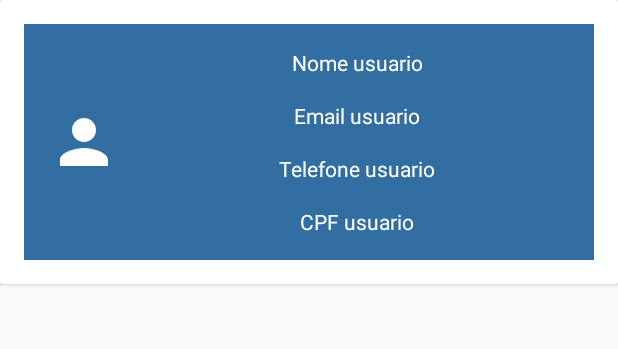
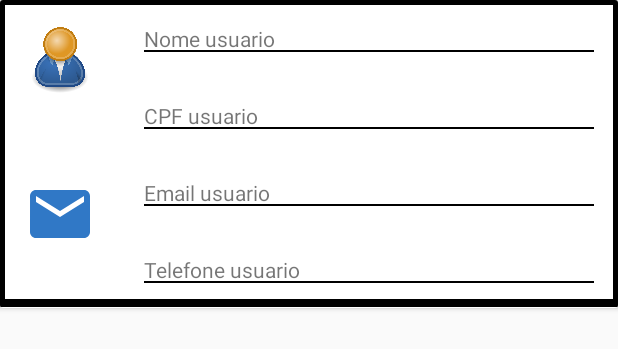
Before and after one commit to LucioDarcon/CRUD_SQLITE, an Android app: the layout recycler_customer.xml on its own in the app's theme, with its tools: preview values and no code run, on a phone screen of 412 x 824 dp. Shown: the top 349 px of the screen. Run offline under Robolectric (Android 15) with nearby library versions, the phone set to English and light mode, and no system bars.

Commit message:
alter colors from layouts

```diff
--- /dev/null
+++ b/app/src/main/res/drawable/border.xml
@@ -0,0 +1,18 @@
+<?xml version="1.0" encoding="utf-8"?>
+<layer-list xmlns:android="http://schemas.android.com/apk/res/android">
+
+    <item android:bottom="1dp"
+        android:left="-2dp"
+        android:right="-2dp"
+        android:top="-2dp"
+        >
+
+        <shape android:shape="rectangle">
+            <stroke
+                android:width="5dp"
+                android:color="@color/black"
+                />
+        </shape>
+    </item>
+
+</layer-list>
--- /dev/null
+++ b/app/src/main/res/drawable/border_bottom.xml
@@ -0,0 +1,18 @@
+<?xml version="1.0" encoding="utf-8"?>
+<layer-list xmlns:android="http://schemas.android.com/apk/res/android">
+
+    <item android:bottom="1dp"
+        android:left="-2dp"
+        android:right="-2dp"
+        android:top="-2dp"
+        >
+
+        <shape android:shape="rectangle">
+            <stroke
+                android:width="1dp"
+                android:color="@color/black"
+                />
+        </shape>
+    </item>
+
+</layer-list>
--- /dev/null
+++ b/app/src/main/res/drawable/ic_dehaze_black_24dp.xml
@@ -0,0 +1,9 @@
+<vector xmlns:android="http://schemas.android.com/apk/res/android"
+        android:width="24dp"
+        android:height="24dp"
+        android:viewportWidth="24.0"
+        android:viewportHeight="24.0">
+    <path
+        android:fillColor="#FF000000"
+        android:pathData="M2,15.5v2h20v-2L2,15.5zM2,10.5v2h20v-2L2,10.5zM2,5.5v2h20v-2L2,5.5z"/>
+</vector>
--- /dev/null
+++ b/app/src/main/res/drawable/ic_delete_black_24dp.xml
@@ -0,0 +1,5 @@
+<vector android:height="24dp" android:tint="#000000"
+    android:viewportHeight="24.0" android:viewportWidth="24.0"
+    android:width="24dp" xmlns:android="http://schemas.android.com/apk/res/android">
+    <path android:fillColor="#FF000000" android:pathData="M6,19c0,1.1 0.9,2 2,2h8c1.1,0 2,-0.9 2,-2V7H6v12zM19,4h-3.5l-1,-1h-5l-1,1H5v2h14V4z"/>
+</vector>
--- /dev/null
+++ b/app/src/main/res/drawable/ic_edit_black_24dp.xml
@@ -0,0 +1,9 @@
+<vector xmlns:android="http://schemas.android.com/apk/res/android"
+        android:width="24dp"
+        android:height="24dp"
+        android:viewportWidth="24.0"
+        android:viewportHeight="24.0">
+    <path
+        android:fillColor="#FF000000"
+        android:pathData="M3,17.25V21h3.75L17.81,9.94l-3.75,-3.75L3,17.25zM20.71,7.04c0.39,-0.39 0.39,-1.02 0,-1.41l-2.34,-2.34c-0.39,-0.39 -1.02,-0.39 -1.41,0l-1.83,1.83 3.75,3.75 1.83,-1.83z"/>
+</vector>
--- /dev/null
+++ b/app/src/main/res/drawable/ic_email_black_24dp.xml
@@ -0,0 +1,9 @@
+<vector xmlns:android="http://schemas.android.com/apk/res/android"
+        android:width="24dp"
+        android:height="24dp"
+        android:viewportWidth="24.0"
+        android:viewportHeight="24.0">
+    <path
+        android:fillColor="#3078C6"
+        android:pathData="M20,4L4,4c-1.1,0 -1.99,0.9 -1.99,2L2,18c0,1.1 0.9,2 2,2h16c1.1,0 2,-0.9 2,-2L22,6c0,-1.1 -0.9,-2 -2,-2zM20,8l-8,5 -8,-5L4,6l8,5 8,-5v2z"/>
+</vector>
--- a/app/src/main/res/layout/recycler_customer.xml
+++ b/app/src/main/res/layout/recycler_customer.xml
@@ -3,77 +3,97 @@
     xmlns:app="http://schemas.android.com/apk/res-auto"
     xmlns:tools="http://schemas.android.com/tools"
     android:layout_width="match_parent"
+    android:layout_height="wrap_content">
+
+
+
+    <RelativeLayout
+        android:layout_width="match_parent"
+        android:background="@drawable/border"
+        android:layout_height="match_parent">
+
+
+        <RelativeLayout
+            android:id="@+id/relativeLayoutCustomerOne"
+            android:layout_width="match_parent"
             android:layout_height="wrap_content"
             >
 
-
-    <androidx.constraintlayout.widget.ConstraintLayout
-        android:layout_width="match_parent"
-        android:layout_margin="16dp"
-        android:background="@color/colorPrimary"
-        android:layout_height="wrap_content">
-
-        <ImageView
-            android:id="@+id/imageView"
+            <androidx.appcompat.widget.AppCompatImageView
+                android:id="@+id/imgCustomer"
                 android:layout_width="48dp"
                 android:layout_height="48dp"
+                android:layout_alignParentTop="true"
+                android:layout_centerVertical="true"
                 android:layout_margin="16dp"
-            android:src="@drawable/ic_person_white_24dp"
-            app:layout_constraintBottom_toBottomOf="parent"
-            app:layout_constraintStart_toStartOf="parent"
-            app:layout_constraintTop_toTopOf="parent" />
+                android:src="@drawable/user" />
 
 
             <androidx.appcompat.widget.AppCompatTextView
                 android:id="@+id/itemCustomerName"
-            android:layout_width="wrap_content"
+                android:layout_width="match_parent"
                 android:layout_height="wrap_content"
-            android:layout_gravity="center"
-            android:textColor="@color/white"
+                android:layout_gravity="right"
                 android:layout_margin="16dp"
-            android:text="@string/nome_usuario"
-            app:layout_constraintEnd_toEndOf="parent"
-            app:layout_constraintStart_toEndOf="@+id/imageView"
-            app:layout_constraintTop_toTopOf="parent" />
+                android:background="@drawable/border_bottom"
+                android:layout_toEndOf="@+id/imgCustomer"
+                android:layout_toRightOf="@+id/imgCustomer"
+                android:gravity="center|left"
+                android:text="@string/nome_usuario" />
 
 
             <androidx.appcompat.widget.AppCompatTextView
+                android:id="@+id/itemCustomerCpf"
+                android:layout_width="match_parent"
+                android:layout_height="wrap_content"
+                android:background="@drawable/border_bottom"
+                android:layout_below="@+id/itemCustomerName"
+                android:layout_margin="16dp"
+                android:layout_toEndOf="@+id/imgCustomer"
+                android:layout_toRightOf="@+id/imgCustomer"
+                android:gravity="center|left"
+                android:text="@string/cpf_usuario" />
+
+        </RelativeLayout>
+
+        <RelativeLayout
+            android:id="@+id/relativeLayoutCustomerTwo"
+            android:layout_width="match_parent"
+            android:layout_height="wrap_content"
+            android:layout_below="@+id/relativeLayoutCustomerOne">
+
+            <androidx.appcompat.widget.AppCompatImageView
+                android:id="@+id/imgContact"
+                android:layout_width="48dp"
+                android:layout_height="48dp"
+                android:layout_alignParentTop="true"
+                android:layout_centerVertical="true"
+                android:layout_margin="16dp"
+                android:src="@drawable/ic_email_black_24dp" />
+
+            <androidx.appcompat.widget.AppCompatTextView
                 android:id="@+id/itemCustomerEmail"
-            android:layout_width="wrap_content"
+                android:layout_width="match_parent"
                 android:layout_height="wrap_content"
-            android:layout_gravity="center"
                 android:layout_margin="16dp"
-            android:textColor="@color/white"
+                android:background="@drawable/border_bottom"
+                android:layout_toRightOf="@+id/imgContact"
                 android:text="@string/email_usuario"
-            app:layout_constraintEnd_toEndOf="parent"
-            app:layout_constraintStart_toEndOf="@+id/imageView"
-            app:layout_constraintTop_toBottomOf="@+id/itemCustomerName" />
+                android:layout_toEndOf="@+id/imgContact" />
 
 
             <androidx.appcompat.widget.AppCompatTextView
                 android:id="@+id/itemCustomerTelephone"
-            android:layout_width="wrap_content"
+                android:layout_width="match_parent"
                 android:layout_height="wrap_content"
                 android:layout_margin="16dp"
-            android:text="@string/telefone_usuario"
-            android:textColor="@color/white"
-            app:layout_constraintEnd_toEndOf="parent"
-            app:layout_constraintStart_toEndOf="@+id/imageView"
-            app:layout_constraintTop_toBottomOf="@+id/itemCustomerEmail" />
+                android:background="@drawable/border_bottom"
+                android:layout_below="@+id/itemCustomerEmail"
+                android:layout_toRightOf="@+id/imgContact"
+                android:text="@string/telefone_usuario" />
 
-        <androidx.appcompat.widget.AppCompatTextView
-            android:id="@+id/itemCustomerCpf"
-            android:layout_width="wrap_content"
-            android:layout_height="wrap_content"
-            android:layout_margin="16dp"
-            android:layout_marginTop="16dp"
-            android:text="@string/cpf_usuario"
-            android:textColor="@color/white"
-            app:layout_constraintBottom_toBottomOf="parent"
-            app:layout_constraintEnd_toEndOf="parent"
-            app:layout_constraintStart_toEndOf="@+id/imageView"
-            app:layout_constraintTop_toBottomOf="@+id/itemCustomerTelephone" />
+        </RelativeLayout>
 
-    </androidx.constraintlayout.widget.ConstraintLayout>
+    </RelativeLayout>
 
 </androidx.cardview.widget.CardView>
--- a/app/src/main/res/values/colors.xml
+++ b/app/src/main/res/values/colors.xml
@@ -1,10 +1,12 @@
 <?xml version="1.0" encoding="utf-8"?>
 <resources>
-    <color name="colorPrimary">#326EA1</color>
-    <color name="colorSecondary">#ECC428</color>
-    <color name="colorPrimaryDark">#0097A7</color>
+    <color name="colorPrimary">#203241</color>
+    <color name="colorSecondary">#393795</color>
     <color name="colorAccent">#006064</color>
 
     <color name="white">#FFFFFF</color>
+    <color name="black">#000000</color>
+
+    <color name="grey">#F6F4F1</color>
 
 </resources>
--- a/app/src/main/res/values/strings.xml
+++ b/app/src/main/res/values/strings.xml
@@ -1,6 +1,6 @@
 <resources>
     <string name="app_name">ControlSales</string>
-    <string name="title_action_bar">Controle de Vendas</string>
+    <string name="title_action_bar">Vendas</string>
 
     <string name="salvo_com_sucesso">Salvo com sucesso!</string>
     <string name="erro_ao_salvar">Erro ao salvar!</string>
--- a/app/src/main/res/values/styles.xml
+++ b/app/src/main/res/values/styles.xml
@@ -5,7 +5,7 @@
         <!-- Customize your theme here. -->
         <item name="title">@string/title_action_bar</item>
         <item name="colorPrimary">@color/colorPrimary</item>
-        <item name="colorPrimaryDark">@color/colorPrimaryDark</item>
+        <item name="colorPrimaryDark">@color/colorSecondary</item>
         <item name="colorAccent">@color/colorAccent</item>
         <item name="windowActionBar">false</item>
         <item name="windowNoTitle">true</item>
```
Also changed, not shown: app/src/main/res/drawable/whats.png (added), 1 other file. Lines whose indentation alone changed are shown as unchanged.
